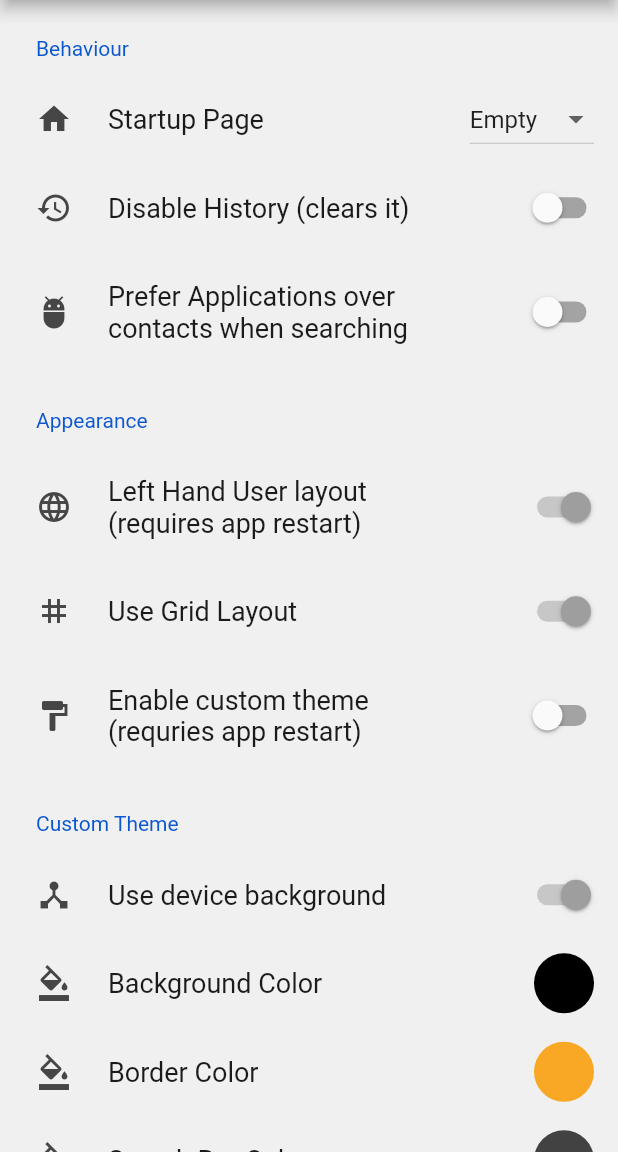
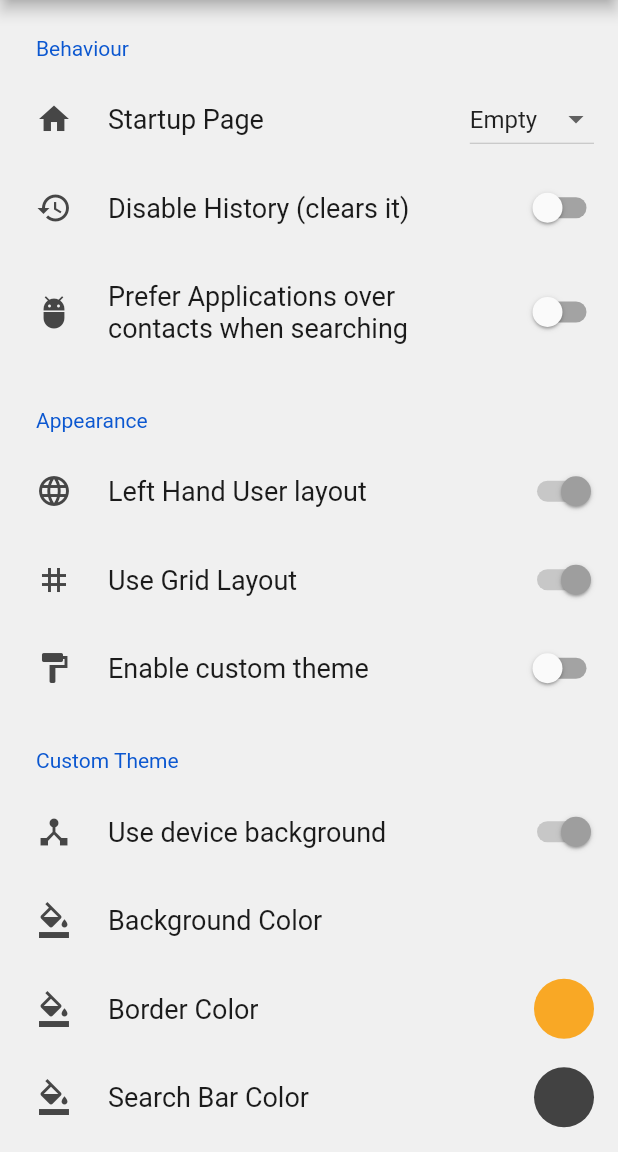
Before and after one commit to ayham-1/firmus, a Flutter app: the Settings screen opened by its route, on a phone screen of 412 x 824 dp, the part 84-1236 px from its top. Run offline on Flutter 3.47's test engine with Material 2 defaults, Android fonts, the phone set to English and light mode, and no system bars; drawn by our look-alikes of settings_ui; our stand-ins replace flutter_colorpicker, flutter_contacts, flutter_riverpod, hive, hive_flutter, permission_handler and 1 more; missing offline and left inert: device_apps, fuzzywuzzy; accounts and stored records are empty.

Commit message:
fix requiring restart for all settings

```diff
--- a/lib/state.dart
+++ b/lib/state.dart
@@ -20,13 +20,22 @@ enum ViewMode {
 enum ItemDisplayMode { grid, list }
 
 final viewMode = StateProvider<ViewMode>(
-  (ref) => ViewMode.values[prefs.getInt("startupPage") ?? 0],
+  (_) => ViewMode.values[prefs.getInt("startupPage") ?? 0],
 );
 
 final itemDisplayProvider = StateProvider<ItemDisplayMode>((ref) =>
     (prefs.getBool("useGrid") ?? true)
         ? ItemDisplayMode.grid
         : ItemDisplayMode.list);
+
+final barColor = StateProvider<Color>(
+    (ref) => Color(prefs.getInt("barColor") ?? Colors.grey.shade800.value));
+
+final borderColor = StateProvider<Color>((ref) =>
+    Color(prefs.getInt("borderColor") ?? Colors.yellow.shade800.value));
+
+final bgColor = StateProvider<Color>(
+    (ref) => Color(prefs.getInt("bgColor") ?? Colors.transparent.value));
 
 final searchTerms = StateProvider<String>((ref) => "");
 
--- a/lib/views/settings.dart
+++ b/lib/views/settings.dart
@@ -84,13 +84,19 @@ class _SettingsState extends State<Settings> {
                       .then((value) => setState(() => {})),
                   initialValue: prefs.getBool("leftHandLayout") ?? true,
                   leading: const Icon(Icons.language),
-                  title: const Text(
-                      "Left Hand User layout (requires app restart)"),
+                  title: const Text("Left Hand User layout"),
                 ),
                 SettingsTile.switchTile(
-                  onToggle: (value) => prefs
-                      .setBool("useGrid", value)
-                      .then((value) => setState(() => {})),
+                  onToggle: (value) {
+                    prefs
+                        .setBool("useGrid", value)
+                        .then((value) => setState(() => {}));
+
+                    ref.read(itemDisplayProvider.notifier).state =
+                        (prefs.getBool("useGrid") ?? true)
+                            ? ItemDisplayMode.grid
+                            : ItemDisplayMode.list;
+                  },
                   initialValue: prefs.getBool("useGrid") ?? true,
                   leading: const Icon(Icons.grid_3x3),
                   title: const Text("Use Grid Layout"),
@@ -107,8 +113,7 @@ class _SettingsState extends State<Settings> {
                   },
                   initialValue: prefs.getBool("useCustomTheme") ?? false,
                   leading: const Icon(Icons.format_paint),
-                  title:
-                      const Text("Enable custom theme (requries app restart)"),
+                  title: const Text("Enable custom theme"),
                 ),
               ],
             ),
@@ -127,7 +132,8 @@ class _SettingsState extends State<Settings> {
                 SettingsTile(
                   title: const Text("Background Color"),
                   leading: const Icon(Icons.format_color_fill),
-                  trailing: _makeColorPicker("bgColor", prefs, Colors.black),
+                  trailing:
+                      _makeColorPicker("bgColor", prefs, Colors.transparent),
                   enabled: (prefs.getBool("useCustomTheme") ?? false) &&
                       !(prefs.getBool("useDeviceBg") ?? true),
                 ),
```
Also changed, not shown: lib/main.dart (+7 -8 lines), lib/views/apps.dart (+18 -2 lines), lib/views/search.bar.dart (+4 -10 lines).
